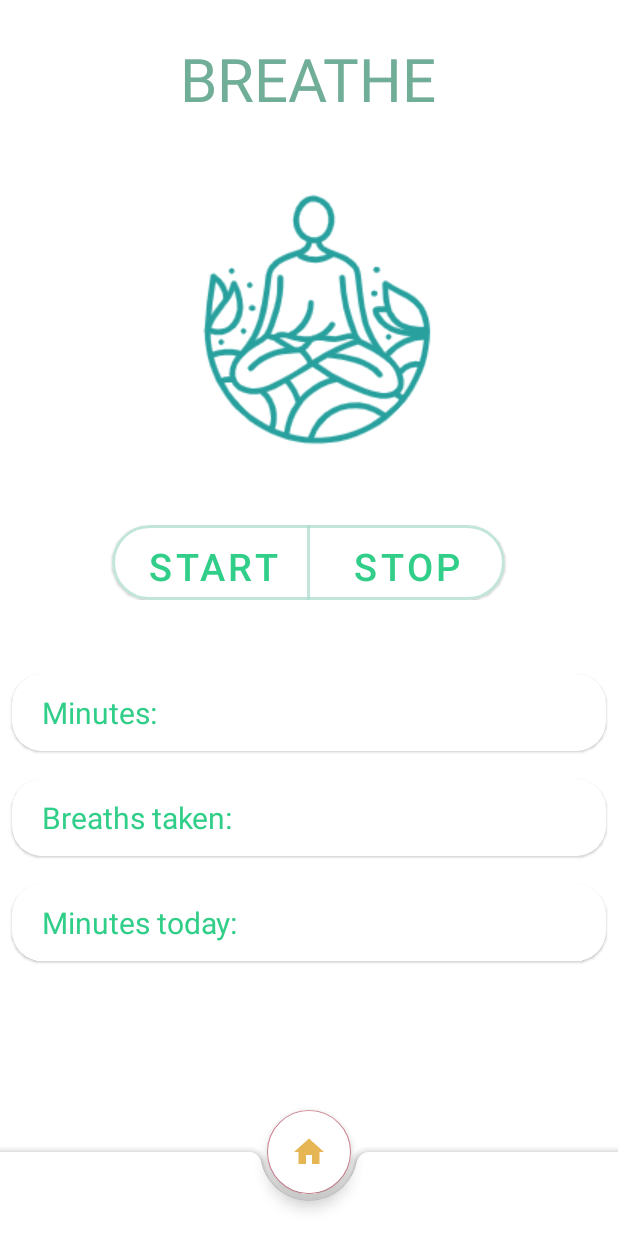
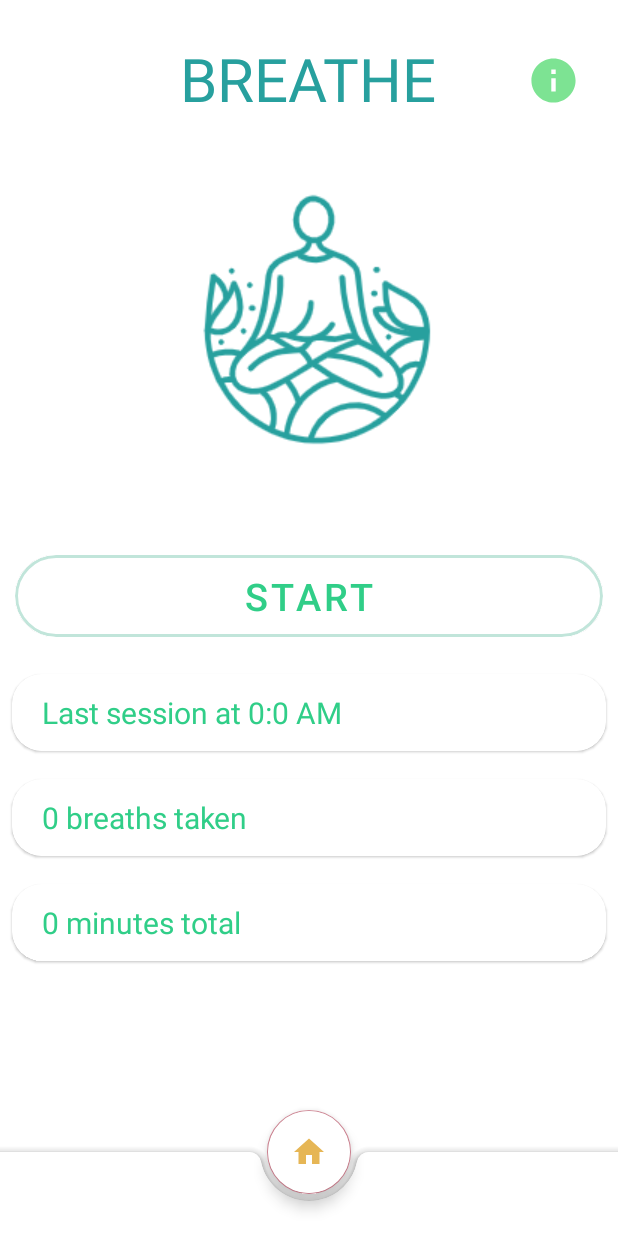
Before and after one commit to srushtixvasani/app, an Android app: the BreatheActivity screen opened directly, with no data from a screen before it, on a phone screen of 412 x 824 dp. Run offline under Robolectric (Android 15) with nearby library versions, the phone set to English and light mode, and no system bars; libraries missing offline, so code that uses them is left out: com.github.florent37.viewanimator; Roboto replaces fonts that are not available here.

Commit message:
Breathe Feature finished
Signed-off-by: srushtixvasani <srushtivasani@gmail.com>

```diff
--- a/app/src/main/java/com/example/dailynotdilly/BreatheActivity.java
+++ b/app/src/main/java/com/example/dailynotdilly/BreatheActivity.java
@@ -2,28 +2,38 @@ package com.example.dailynotdilly;
 
 import android.content.Intent;
 import android.os.Bundle;
+import android.os.CountDownTimer;
+import android.view.Gravity;
+import android.view.LayoutInflater;
+import android.view.MotionEvent;
 import android.view.View;
-import android.widget.Button;
+import android.widget.ImageButton;
 import android.widget.ImageView;
+import android.widget.LinearLayout;
+import android.widget.PopupWindow;
 
 import androidx.appcompat.app.AppCompatActivity;
-import androidx.appcompat.widget.AppCompatImageButton;
 import androidx.appcompat.widget.AppCompatTextView;
 
+import com.example.dailynotdilly.utils.Preferences;
 import com.github.florent37.viewanimator.AnimationListener;
 import com.github.florent37.viewanimator.ViewAnimator;
 import com.google.android.material.button.MaterialButton;
 import com.google.android.material.floatingactionbutton.FloatingActionButton;
 
+import java.text.MessageFormat;
+
 public class BreatheActivity extends AppCompatActivity {
 
     private FloatingActionButton fab;
     private ImageView breatheImage;
-    private AppCompatTextView minute;
+    private AppCompatTextView lastSession;
     private AppCompatTextView numOfBreathTaken;
-    private AppCompatTextView minsToday;
+    private AppCompatTextView session;
     private MaterialButton startButton;
-    private MaterialButton stopButton;
+    private Preferences preferences;
+    private ImageButton infoButton;
+
 
     @Override
     public void onCreate( Bundle savedInstanceState) {
@@ -41,36 +51,36 @@ public class BreatheActivity extends AppCompatActivity {
             }
         });
 
+        // information for the user on how to use the Breathe feature
+        infoButton = findViewById(R.id.info_button);
+        infoButton.setOnClickListener(new View.OnClickListener() {
+            @Override
+            public void onClick(View v) {
+                showInfoWindow(v);
+            }
+        });
+
         // Statistic for the user
-        minute = findViewById(R.id.minute);
+        preferences = new Preferences(this);
+        lastSession = findViewById(R.id.lastSession);
         numOfBreathTaken = findViewById(R.id.numOfBreathTaken);
-        minsToday = findViewById(R.id.minsToday);
+        session = findViewById(R.id.minsToday);
 
-
-
+        session.setText(MessageFormat.format("{0} minutes total", preferences.getSessions()));
+        numOfBreathTaken.setText(MessageFormat.format("{0} breaths taken", preferences.getBreathsTaken()));
+        lastSession.setText(preferences.getDate());
 
         // for the animation to go smaller when user inhales, larger when user exhales when start button is pressed
         breatheImage = findViewById(R.id.breatheImage);
 
+        // to start animation
         startButton = findViewById(R.id.breatheButton);
         startButton.setOnClickListener(new View.OnClickListener() {
             @Override
             public void onClick(View v) {
                 startAnimation();
             }
-
         });
-
-        // to stop animation
-        stopButton = findViewById(R.id.stopBreathButton);
-        stopButton.setOnClickListener(new View.OnClickListener() {
-            @Override
-            public void onClick(View v) {
-                stopAnimation();
-            }
-        });
-
-
        }
 
        private void startAnimation(){
@@ -79,32 +89,59 @@ public class BreatheActivity extends AppCompatActivity {
                    .scale(1f, 0.75f, 0.5f, 0.75f, 1f)
                    .decelerate()
                    .duration(7000)
-                   .repeatCount(ViewAnimator.INFINITE)
+                   .repeatCount(85) //should be 85 for the session to be 10 minutes
+                   .onStop(new AnimationListener.Stop() {
+                       @Override
+                       public void onStop() {
+                           breatheImage.setScaleX(1f);
+                           breatheImage.setScaleX(1f);
+
+                           preferences.setDate(System.currentTimeMillis());
+                           preferences.setSessions(preferences.getSessions() + 10);
+                           preferences.setBreathsTaken(preferences.getBreathsTaken() + 86);
+
+                           // when duration is completed, the activity should be refreshed
+                           new CountDownTimer(2500, 1000){
+
+                               @Override
+                               public void onTick(long millisUntilFinished) {
+                                   // code to show ticking, but it is not needed in this case
+                               }
+
+                               @Override
+                               public void onFinish() {
+                                    startActivity(new Intent(getApplicationContext(), BreatheActivity.class));
+                                    finish();
+                               }
+                           }.start();
+                       }
+                   })
                    .start();
        }
 
-       private void stopAnimation(){
-            ViewAnimator.animate(breatheImage)
-                    .start().cancel();
-       }
+    // info window using PopupWindow to be used with the info_button.
+    public void showInfoWindow(View view) {
 
+        // inflate the layout of the info window
+        LayoutInflater inflater = (LayoutInflater) getSystemService(LAYOUT_INFLATER_SERVICE);
+        View infoWindow = inflater.inflate(R.layout.info_window, null);
 
-//    private View.OnClickListener startViewAnimation() {
-//        ImageView breatheImage = findViewById(R.id.breatheImage);
-//        ViewAnimator viewAnimator = new ViewAnimator();
-//
-//        viewAnimator.animate(breatheImage)
-//                .rotation(360)
-//                .start();
-////                .scale(0.2f,1.5f,0.02f)
-////                .rotation(360f)
-////                .repeatCount(10)
-////                .accelerate()
-////                .duration(20000)
-////                .onStop(() -> {
-////                    breatheImage.setScaleX(1.0f);
-////                    breatheImage.setScaleY(1.0f);
-////                })
-////                .onStart();
-//    }
+        // create the info window
+        int width = LinearLayout.LayoutParams.MATCH_PARENT;
+        int height = LinearLayout.LayoutParams.MATCH_PARENT;
+        final PopupWindow infoPopup = new PopupWindow(infoWindow, width, height, true);
+
+        // shows the info window
+        infoPopup.showAtLocation(view, Gravity.CENTER, 0, 0);
+
+        // dismisses the info window when clicked
+        infoWindow.setOnTouchListener(new View.OnTouchListener() {
+            @Override
+            public boolean onTouch(View v, MotionEvent event) {
+                infoPopup.dismiss();
+                return true;
+            }
+        });
+    }
+
 }
--- /dev/null
+++ b/app/src/main/java/com/example/dailynotdilly/utils/Preferences.java
@@ -0,0 +1,60 @@
+package com.example.dailynotdilly.utils;
+
+import android.app.Activity;
+import android.content.SharedPreferences;
+
+import java.util.Calendar;
+
+public class Preferences {
+
+    private SharedPreferences preferences;
+
+    // create shared preferences which will be saved in the device
+    public Preferences(Activity activity){
+        this.preferences = activity.getPreferences(Activity.MODE_PRIVATE);
+    }
+
+    public void setBreathsTaken(int numOfBreaths){
+        // saves the number of breaths taken
+        preferences.edit().putInt("numOfBreaths" , numOfBreaths).apply();
+    }
+
+    public void setSessions(int session){
+        // saves the number of sessions taken
+        preferences.edit().putInt("sessions" , session).apply();
+    }
+
+    public void setDate(long milliSecs){
+        preferences.edit().putLong("seconds", milliSecs).apply();
+    }
+
+    public int getBreathsTaken(){
+        return preferences.getInt("numOfBreaths", 0);
+    }
+
+    public int getSessions(){
+        return preferences.getInt("sessions", 0);
+    }
+
+    public String getDate(){
+        long dateInMilli = preferences.getLong("seconds", 0);
+        String amPm; // if the date is in am or pm
+
+        Calendar calendar = Calendar.getInstance();
+        calendar.setTimeInMillis(dateInMilli);
+
+        int x = calendar.get(Calendar.AM_PM);
+        if (x == Calendar.AM)
+            amPm = "AM";
+        else
+            amPm = "PM";
+
+        String time = "Last session at " + calendar.get(Calendar.HOUR_OF_DAY) + ":" +
+                calendar.get(Calendar.MINUTE) + " " + amPm;
+        return time;
+    }
+
+
+
+
+}
--- /dev/null
+++ b/app/src/main/res/drawable/ic_help.xml
@@ -0,0 +1,5 @@
+<vector android:height="35dp" android:tint="#7DE393"
+    android:viewportHeight="24" android:viewportWidth="24"
+    android:width="35dp" xmlns:android="http://schemas.android.com/apk/res/android">
+    <path android:fillColor="@android:color/white" android:pathData="M11,18h2v-2h-2v2zM12,2C6.48,2 2,6.48 2,12s4.48,10 10,10 10,-4.48 10,-10S17.52,2 12,2zM12,20c-4.41,0 -8,-3.59 -8,-8s3.59,-8 8,-8 8,3.59 8,8 -3.59,8 -8,8zM12,6c-2.21,0 -4,1.79 -4,4h2c0,-1.1 0.9,-2 2,-2s2,0.9 2,2c0,2 -3,1.75 -3,5h2c0,-2.25 3,-2.5 3,-5 0,-2.21 -1.79,-4 -4,-4z"/>
+</vector>
--- /dev/null
+++ b/app/src/main/res/drawable/ic_info.xml
@@ -0,0 +1,5 @@
+<vector android:height="35dp" android:tint="#7DE393"
+    android:viewportHeight="24" android:viewportWidth="24"
+    android:width="35dp" xmlns:android="http://schemas.android.com/apk/res/android">
+    <path android:fillColor="@android:color/white" android:pathData="M12,2C6.48,2 2,6.48 2,12s4.48,10 10,10 10,-4.48 10,-10S17.52,2 12,2zM13,17h-2v-6h2v6zM13,9h-2L11,7h2v2z"/>
+</vector>
--- a/app/src/main/res/layout/breathe_activity.xml
+++ b/app/src/main/res/layout/breathe_activity.xml
@@ -18,12 +18,25 @@
         android:padding="5dp"
         android:text="@string/breathe"
         android:textAppearance="@style/TextAppearance.AppCompat.Large"
-        android:textColor="@color/turquoise"
+        android:textColor="@color/blue_turquoise"
         android:textSize="40sp"
         android:textAllCaps="true"
         android:typeface="normal">
 
     </TextView>
+
+    <ImageButton
+        android:id="@+id/info_button"
+        android:layout_width="55dp"
+        android:layout_height="55dp"
+        android:layout_alignParentEnd="true"
+        android:layout_alignParentTop="true"
+        android:layout_marginTop="26dp"
+        android:layout_marginEnd="15dp"
+        android:background="@color/white"
+        android:src="@drawable/ic_info">
+
+    </ImageButton>
 
     <ImageView
         android:id="@+id/breatheImage"
@@ -39,13 +52,13 @@
     <androidx.appcompat.widget.LinearLayoutCompat
         android:layout_width="match_parent"
         android:layout_height="wrap_content"
-        android:layout_marginTop="350dp"
+        android:layout_marginTop="370dp"
         android:paddingHorizontal="10dp"
         android:orientation="horizontal"
         android:gravity="center">
 
         <com.google.android.material.card.MaterialCardView
-            android:layout_width="wrap_content"
+            android:layout_width="match_parent"
             android:layout_height="match_parent"
             app:cardCornerRadius="100dp"
             android:layout_gravity="center_vertical"
@@ -59,27 +72,9 @@
 
                 <com.google.android.material.button.MaterialButton
                     android:id="@+id/breatheButton"
-                    android:layout_width="130dp"
+                    android:layout_width="match_parent"
                     android:layout_height="match_parent"
-                    android:text=" START "
-                    android:textSize="25sp"
-                    android:background="@color/transparent"
-                    android:textColor="@color/green"
-                    android:gravity="center"
-                    android:layout_gravity="center">
-
-                </com.google.android.material.button.MaterialButton>
-
-                <View
-                    android:layout_width="2dp"
-                    android:background="@color/blue"
-                    android:layout_height="50dp"/>
-
-                <com.google.android.material.button.MaterialButton
-                    android:id="@+id/stopBreathButton"
-                    android:layout_width="130dp"
-                    android:layout_height="match_parent"
-                    android:text=" STOP "
+                    android:text="@string/start"
                     android:textSize="25sp"
                     android:background="@color/transparent"
                     android:textColor="@color/green"
@@ -105,10 +100,9 @@
         app:cardUseCompatPadding="true">
 
         <androidx.appcompat.widget.AppCompatTextView
-            android:id="@+id/minute"
+            android:id="@+id/lastSession"
             android:layout_width="match_parent"
             android:layout_height="match_parent"
-            android:text="Minutes:"
             android:textSize="20sp"
             android:textColor="@color/green"
             android:gravity="center_vertical"
@@ -133,7 +127,6 @@
             android:id="@+id/numOfBreathTaken"
             android:layout_width="match_parent"
             android:layout_height="match_parent"
-            android:text="Breaths taken:"
             android:textSize="20sp"
             android:textColor="@color/green"
             android:gravity="center_vertical"
@@ -157,7 +150,6 @@
             android:id="@+id/minsToday"
             android:layout_width="match_parent"
             android:layout_height="match_parent"
-            android:text="Minutes today:"
             android:textSize="20sp"
             android:textColor="@color/green"
             android:gravity="center_vertical"
@@ -188,7 +180,6 @@
             android:src="@drawable/home_icon"
             app:layout_anchor="@id/bottomAppBar" />
 
-
     </androidx.coordinatorlayout.widget.CoordinatorLayout>
 
 
--- a/app/src/main/res/values-night/themes.xml
+++ b/app/src/main/res/values-night/themes.xml
@@ -11,7 +11,7 @@
         <item name="colorSecondaryVariant">@color/peach_orange</item>
         <item name="colorOnSecondary">@color/mustard_yellow</item>
         <!-- Status bar color. -->
-        <item name="android:statusBarColor" tools:targetApi="l">@color/beige</item>
+        <item name="android:statusBarColor" tools:targetApi="l">@color/transparent_white</item>
         <!-- Customize theme here. -->
     </style>
 </resources>
--- a/app/src/main/res/values/colors.xml
+++ b/app/src/main/res/values/colors.xml
@@ -2,6 +2,7 @@
 <resources>
     <color name="blue">#BFADDDCE</color>
     <color name="turquoise">#70AE98</color>
+    <color name="blue_turquoise">#27A09E</color>
     <color name="mustard_yellow">#E6B655</color>
     <color name="peach_orange">#BFDF1F23</color>
     <color name="orange">#DF1F23</color>
--- a/app/src/main/res/values/themes.xml
+++ b/app/src/main/res/values/themes.xml
@@ -2,7 +2,7 @@
     <!-- Base application theme. -->
     <style name="Theme.DailyNotDilly" parent="Theme.MaterialComponents.DayNight.NoActionBar">
         <!-- Primary brand color. -->
-        <item name="colorPrimary">@color/beige</item>
+        <item name="colorPrimary">@color/white</item>
         <item name="colorPrimaryVariant">@color/brown_beige</item>
         <item name="colorOnPrimary">@color/light_blue</item>
         <item name="colorPrimaryDark">@color/turquoise</item>
@@ -11,7 +11,7 @@
         <item name="colorSecondaryVariant">@color/peach_orange</item>
         <item name="colorOnSecondary">@color/mustard_yellow</item>
         <!-- Status bar color. -->
-        <item name="android:statusBarColor" tools:targetApi="l">@color/dark_blue</item>
+        <item name="android:statusBarColor" tools:targetApi="l">@color/black</item>
         <!-- Customize your theme here. -->
     </style>
 </resources>
```
Also changed, not shown: app/src/main/res/layout/info_window.xml (added, +68 -0 lines), app/src/main/res/values/strings.xml (+7 -1 lines).
